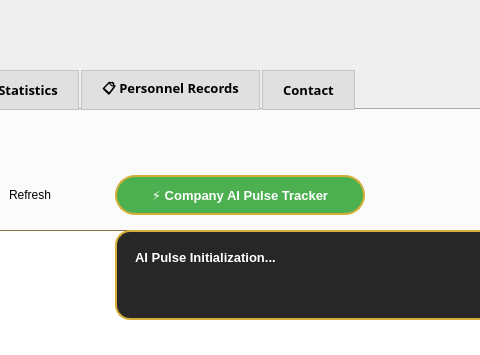
This is employee_management.ui in rayenkb/Esprit--PI2AC---2A4--2526-HammerDown as Qt 5 draws it before an edit; both pictures show x 417 to 897 and y 0 to 355 of the 1322 by 800 pixel window. The edited form follows.
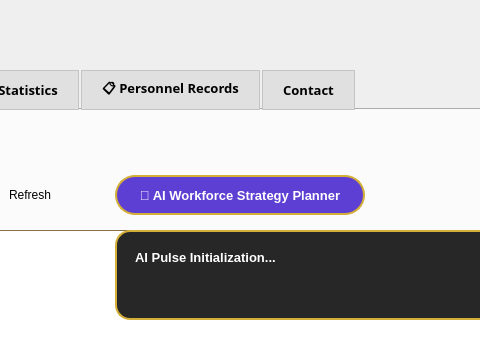
This is the edited form. The open tabs and pages were chosen to show the change. Icons and pictures are not drawn.

```diff
--- a/employee_management.ui
+++ b/employee_management.ui
@@ -802,11 +802,14 @@
       </rect>
      </property>
      <property name="styleSheet">
-      <string notr="true">QPushButton { background-color: #4CAF50; border-radius: 20px; color: white; font-weight: bold; font-size: 13px; border: 2px solid #D4AF37; }
-QPushButton:hover { background-color: #66BB6A; border: 2px solid #FFF; box-shadow: 0px 0px 15px rgba(76, 175, 80, 0.8); }</string>
+      <string notr="true">QPushButton { background-color: #5D3FD3; border-radius: 20px; color: white; font-weight: bold; font-size: 13px; border: 2px solid #D4AF37; }
+QPushButton:hover { background-color: #7B68EE; border: 2px solid #FFF; box-shadow: 0px 0px 15px rgba(93, 63, 211, 0.8); }</string>
      </property>
      <property name="text">
-      <string>⚡ Company AI Pulse Tracker</string>
+      <string>🧠 AI Workforce Strategy Planner</string>
+     </property>
+     <property name="toolTip">
+      <string>Analyze workforce distribution and get strategic growth recommendations</string>
      </property>
     </widget>
     <widget class="QLabel" name="lbl_ai_pulse_result">
```
